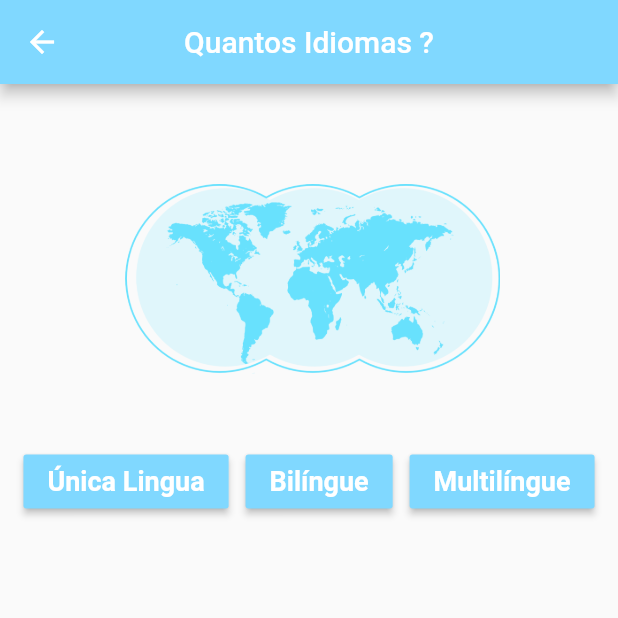
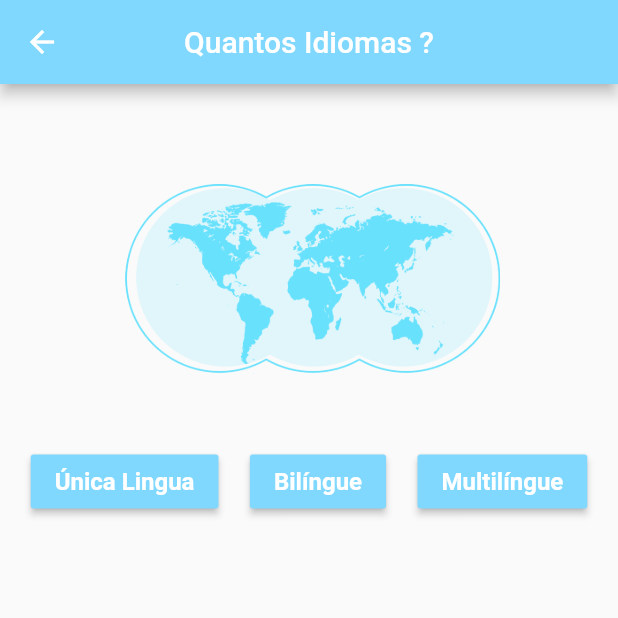
Before and after one commit to atilasn/Valor-Apk, a Flutter app: the Idiomas screen opened directly, on a phone screen of 412 x 824 dp, the top half of it. Run offline on Flutter 3.47's test engine with Material 2 defaults, Android fonts, the phone set to English and light mode, and no system bars.

Commit message:
ajuste na tela de idiomas.

```diff
--- a/lib/Pages/idioma.dart
+++ b/lib/Pages/idioma.dart
@@ -44,7 +44,7 @@ class _Idiomas extends State<Idiomas> {
                       child: Text(
                         'Única Lingua',
                         style: TextStyle(
-                          fontSize: 18,
+                          fontSize: 16,
                           fontWeight: FontWeight.bold,
                           color: Colors.white,
                         ),
@@ -64,7 +64,7 @@ class _Idiomas extends State<Idiomas> {
                       child: Text(
                         'Bilíngue',
                         style: TextStyle(
-                          fontSize: 18,
+                          fontSize: 16,
                           fontWeight: FontWeight.bold,
                           color: Colors.white,
                         ),
@@ -84,7 +84,7 @@ class _Idiomas extends State<Idiomas> {
                       child: Text(
                         'Multilíngue',
                         style: TextStyle(
-                          fontSize: 18,
+                          fontSize: 16,
                           fontWeight: FontWeight.bold,
                           color: Colors.white,
                         ),
```
